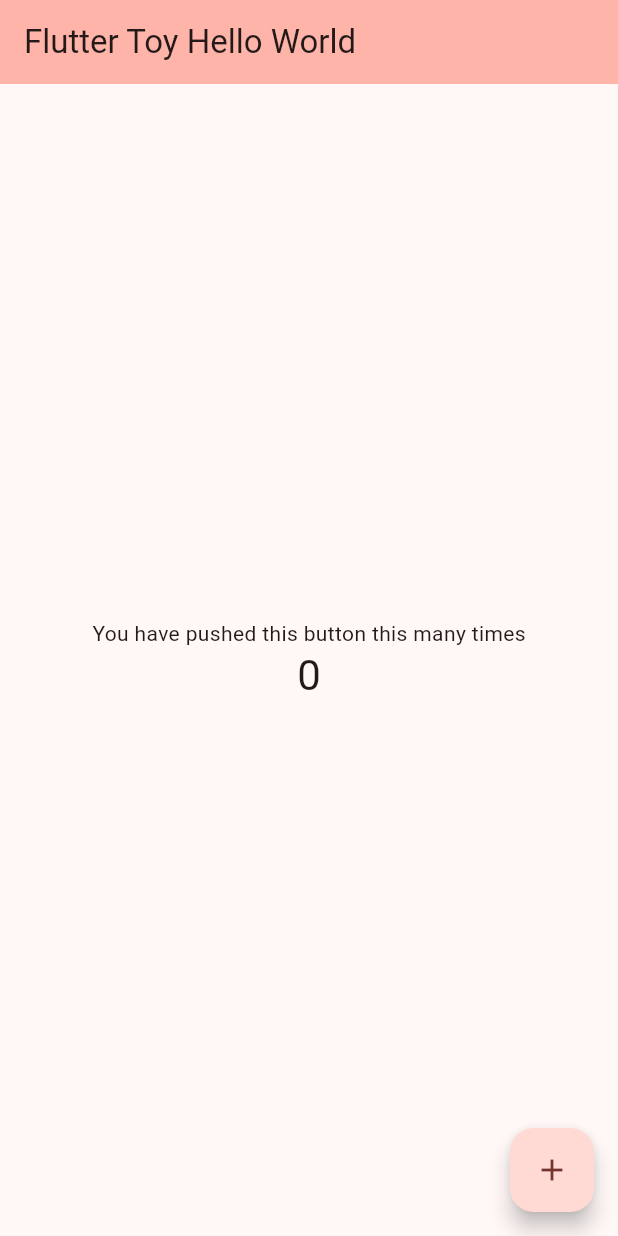
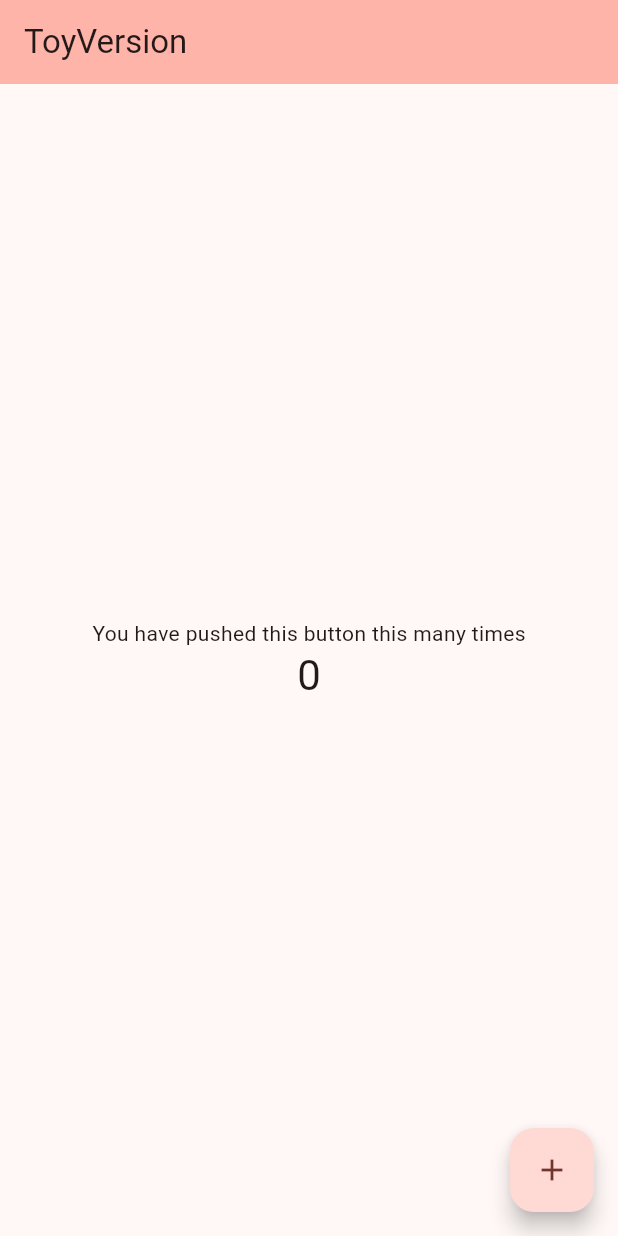
Before and after one commit to Aadityajoshi151/toyversion, a Flutter app: the screen it shows after launch, on a phone screen of 412 x 824 dp. Run offline on Flutter 3.47's test engine with Material 3 defaults, Android fonts, the phone set to English and light mode, and no system bars.

Commit message:
chore: changes app title

```diff
--- a/lib/main.dart
+++ b/lib/main.dart
@@ -85,7 +85,7 @@
         backgroundColor: Theme.of(context).colorScheme.inversePrimary,
         // Here we take the value from the MyHomePage object that was created by
         // the App.build method, and use it to set our appbar title.
-        title: Text(widget.title),
+        title: Text("ToyVersion"),
       ),
       body: Center(
         // Center is a layout widget. It takes a single child and positions it
```
